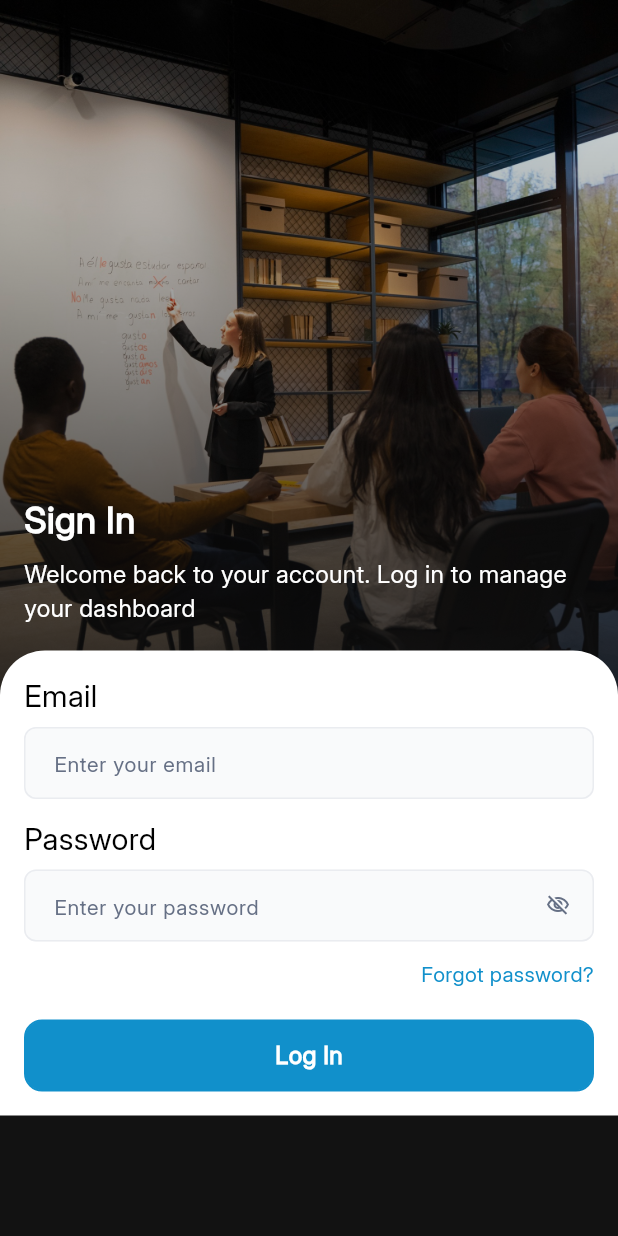
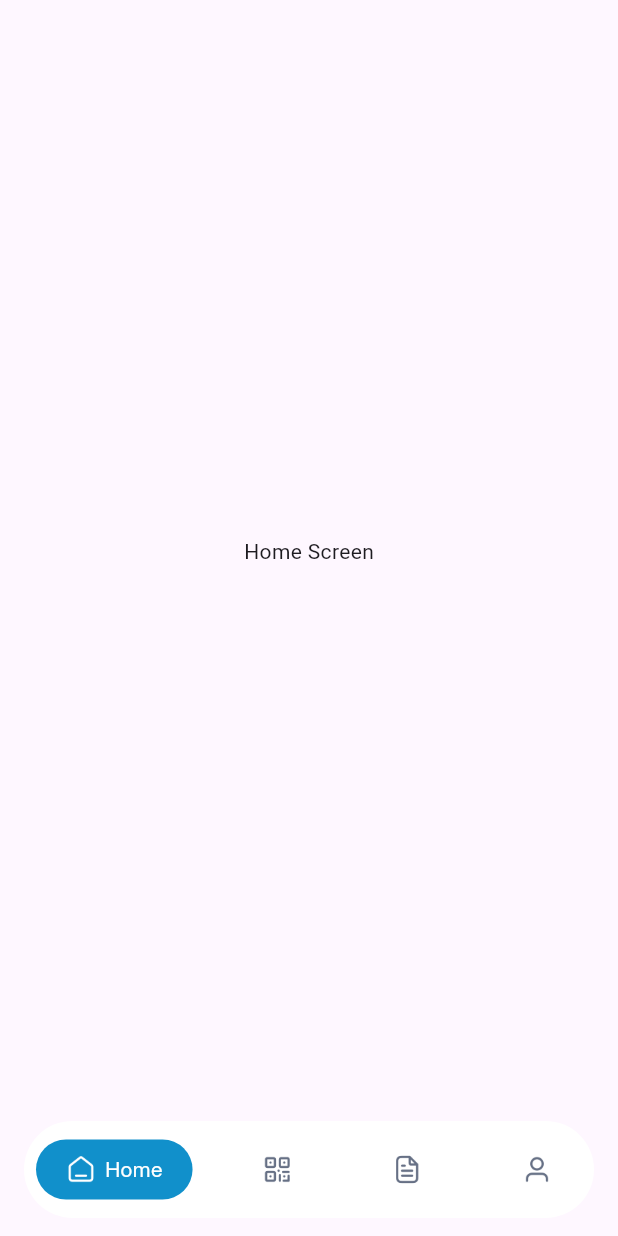
Before and after one commit to Advanturalabs/onetap, a Flutter app: the LoginScreen screen opened by its route, after a tap on "Log In", on a phone screen of 412 x 824 dp. Run offline on Flutter 3.47's test engine with Material 3 defaults, Android fonts, the phone set to English and light mode, and no system bars; drawn by our look-alikes of google_nav_bar, zoom_tap_animation; our stand-ins replace cached_network_image, get, sizer.

Commit message:
Bottom Navbar Screen

```diff
--- a/lib/app_widgets/custom_textfield.dart
+++ b/lib/app_widgets/custom_textfield.dart
@@ -87,7 +87,7 @@ class CustomTextField extends StatefulWidget {
 
 class _CustomTextFieldState extends State<CustomTextField> {
   FocusNode? _focusNode;
-  bool _hasError = false; // Track error state
+  bool _hasError = false;
 
   @override
   void initState() {
@@ -207,8 +207,8 @@ class _CustomTextFieldState extends State<CustomTextField> {
           focusedBorder: focusedBorder,
           enabledBorder: defaultBorder,
           disabledBorder: defaultBorder,
-          errorBorder: defaultBorder,         // ✅ No red border
-          focusedErrorBorder: focusedBorder,  // ✅ No red border
+          errorBorder: defaultBorder,
+          focusedErrorBorder: focusedBorder,
           hintText: widget.hintText ?? '',
           errorStyle: AppTextStyle.font12Weight400TextStyle.copyWith(
             fontSize: widget.isChangeErrorFont == true ? 8 : 12,
--- a/lib/constants/app_text_style.dart
+++ b/lib/constants/app_text_style.dart
@@ -20,7 +20,7 @@ class AppTextStyle {
 
 
   static TextStyle font24Weight700TextStyle = const TextStyle(
-    fontFamily: fontFamily,
+    fontFamily: fontFamilyBold,
     fontSize: 24,
     fontWeight: FontWeight.w700,
   );
--- a/lib/controller/lazy_controller.dart
+++ b/lib/controller/lazy_controller.dart
@@ -1,6 +1,7 @@
 import 'package:get/get.dart';
 
 import '../views/auth/controller/auth_controller.dart';
+import '../views/bottom_nav_bar/controller/bottom_nav_controller.dart';
 import '../views/splash/controller/splash_controller.dart';
 
 
@@ -12,6 +13,7 @@ class LazyController extends Bindings{
 
     Get.put(SplashController());
     Get.put(AuthController());
+    Get.put(BottomNavController());
 
 
   }
--- a/lib/routes/app_pages.dart
+++ b/lib/routes/app_pages.dart
@@ -2,6 +2,7 @@ import 'package:get/get.dart';
 import '../views/auth/screen/forgot_Password_screen.dart';
 import '../views/auth/screen/login_screen.dart';
 import '../views/auth/screen/reset_password_screen.dart';
+import '../views/bottom_nav_bar/screen/bottom_nav_screen.dart';
 import '../views/onboarding/screen/onboarding_screen.dart';
 import '../views/splash/screen/splash_screen.dart';
 import 'app_routes.dart';
@@ -13,6 +14,7 @@ class AppPages {
     GetPage(name: AppRoutes.loginScreen, page: () =>  LoginScreen()),
     GetPage(name: AppRoutes.forgotPasswordScreen, page: () =>  ForgotPasswordScreen()),
     GetPage(name: AppRoutes.resetPasswordScreen, page: () =>  ResetPasswordScreen()),
+    GetPage(name: AppRoutes.bottomNavScreen, page: () =>  BottomNavScreen()),
 
   ];
 }
--- a/lib/routes/app_routes.dart
+++ b/lib/routes/app_routes.dart
@@ -4,4 +4,5 @@ class AppRoutes {
    static const loginScreen = '/LoginScreen';
    static const forgotPasswordScreen = '/forgotPasswordScreen';
    static const resetPasswordScreen = '/resetPasswordScreen';
+   static const bottomNavScreen = '/bottomNavScreen';
 }
--- a/lib/views/auth/screen/login_screen.dart
+++ b/lib/views/auth/screen/login_screen.dart
@@ -129,7 +129,6 @@ class _LoginScreenState extends State<LoginScreen> {
                             validator: CustomValidator.password,
                           ),
                         ),
-
                         SizedBox(height: LayoutSpacing.heighttwelve),
                         Align(
                           alignment: Alignment.centerRight,
@@ -150,9 +149,10 @@ class _LoginScreenState extends State<LoginScreen> {
                           onTap: () {
                             print("Email : ${emailController.text}");
                             print("Password : ${passwordController.text}");
+                            Get.toNamed(AppRoutes.bottomNavScreen);
                           },
                         ),
-                        // SizedBox(height: 24,)
+                        SizedBox(height: 24)
                       ],
                     ),
                   ),
--- a/lib/views/auth/screen/reset_password_screen.dart
+++ b/lib/views/auth/screen/reset_password_screen.dart
@@ -60,7 +60,7 @@ class _ResetPasswordScreenState extends State<ResetPasswordScreen> {
                       crossAxisAlignment: CrossAxisAlignment.start,
                       children: [
                         Text(
-                          'Reset password?',
+                          'Reset password',
                           style: AppTextStyle.font24Weight700TextStyle
                               .copyWith(color: AppTheme.primaryColor),
                         ),
@@ -92,7 +92,7 @@ class _ResetPasswordScreenState extends State<ResetPasswordScreen> {
                           // Email
                           Text(
                             'New Password',
-                            style: AppTextStyle.font20Weight500TextStyle
+                            style: AppTextStyle.font14Weight400TextStyle
                                 .copyWith(color: AppTheme.blackColor),
                           ),
                           SizedBox(height: LayoutSpacing.heightSix),
@@ -100,7 +100,7 @@ class _ResetPasswordScreenState extends State<ResetPasswordScreen> {
                           Obx(
                                 () => CustomTextField(
                                   controller: newPasswordController,
-                                  hintText: 'Enter your password',
+                                  hintText: 'Enter new password',
                                   isObscure:
                                   authController.obscureNewPassword.value,
                                   suffixIcon: IconButton(
@@ -120,7 +120,7 @@ class _ResetPasswordScreenState extends State<ResetPasswordScreen> {
                           SizedBox(height: LayoutSpacing.heighttwelve),
                           Text(
                             'Confirm New Password',
-                            style: AppTextStyle.font20Weight500TextStyle
+                            style: AppTextStyle.font14Weight400TextStyle
                                 .copyWith(color: AppTheme.blackColor),
                           ),
                           SizedBox(height: LayoutSpacing.heightSix),
@@ -153,6 +153,7 @@ class _ResetPasswordScreenState extends State<ResetPasswordScreen> {
                               print("Confirm Password : ${confirmPasswordController.text}");
                             },
                           ),
+                          SizedBox(height: 24)
                         ],
                       ),
                     ),
--- /dev/null
+++ b/lib/views/bottom_nav_bar/controller/bottom_nav_controller.dart
@@ -0,0 +1,9 @@
+import 'package:get/get.dart';
+
+class BottomNavController extends GetxController {
+  RxInt selectedIndex = 0.obs;
+
+  void changeIndex(int index) {
+    selectedIndex.value = index;
+  }
+}
--- /dev/null
+++ b/lib/views/bottom_nav_bar/screen/bottom_nav_screen.dart
@@ -0,0 +1,126 @@
+import 'package:flutter/material.dart';
+import 'package:get/get.dart';
+import 'package:google_nav_bar/google_nav_bar.dart';
+import 'package:onetap/AppTheme/app_theme.dart';
+import 'package:onetap/constants/app_assets.dart';
+import 'package:onetap/constants/app_text_style.dart';
+import 'package:sizer/sizer.dart';
+import '../controller/bottom_nav_controller.dart';
+
+class BottomNavScreen extends StatelessWidget {
+  BottomNavScreen({super.key});
+
+  BottomNavController bottomNavController = Get.find();
+
+  final List<Widget> pages = const [
+    Center(child: Text('Home Screen')),
+    Center(child: Text('Events Screen')),
+    Center(child: Text('Saved Screen')),
+    Center(child: Text('Profile Screen')),
+  ];
+
+  @override
+  Widget build(BuildContext context) {
+    return Obx(() {
+      return PopScope(
+        canPop: false,
+        onPopInvoked: (bool didPop) async {
+          if (didPop) return;
+          if (bottomNavController.selectedIndex.value == 0) {
+            // SystemNavigator.pop();
+          } else {
+            bottomNavController.changeIndex(0);
+          }
+        },
+        child: Scaffold(
+          body: pages[bottomNavController.selectedIndex.value],
+          bottomNavigationBar: Container(
+            decoration: BoxDecoration(
+              color: AppTheme.primaryColor,
+              borderRadius: BorderRadius.circular(75),
+            ),
+            margin: EdgeInsets.symmetric(
+              horizontal: 16,
+              vertical: 12,
+            ),
+            padding: EdgeInsets.symmetric(
+              horizontal: 8,
+              vertical: 1.5.h,
+            ),
+            child: GNav(
+              selectedIndex: bottomNavController.selectedIndex.value,
+              onTabChange: (index) => bottomNavController.changeIndex(index),
+
+              // Active tab styling
+              activeColor: AppTheme.primaryColor,
+              tabBackgroundColor: AppTheme.secondaryColor,
+
+              color: AppTheme.greyColor,
+              tabBorderRadius: 44,
+              gap: 6,
+              padding: EdgeInsets.symmetric(horizontal: 20, vertical: 10),
+              textStyle: AppTextStyle.font14Weight500TextStyle.copyWith(color: AppTheme.primaryColor),
+
+              // iconSize: 40,
+
+              tabs: [
+                GButton(
+                  icon: Icons.home,
+                  leading: Image.asset(
+                    AppAssets.home_icon,
+                    width: 20,
+                    height: 20,
+                    color: bottomNavController.selectedIndex.value == 0
+                        ? AppTheme.primaryColor
+                        : AppTheme.greyColor,
+                  ),
+                  text: 'Home',
+                ),
+
+                GButton(
+                  icon: Icons.grid_view_outlined,
+                  leading: Image.asset(
+                    AppAssets.qr_icon,
+                    width: 20,
+                    height: 20,
+                    color: bottomNavController.selectedIndex.value == 1
+                        ? AppTheme.primaryColor
+                        : AppTheme.greyColor,
+                  ),
+                  text: 'Events',
+                ),
+
+                GButton(
+                  icon: Icons.description_outlined,
+                  leading: Image.asset(
+                    AppAssets.training_icon,
+                    width: 20,
+                    height: 20,
+                    color: bottomNavController.selectedIndex.value == 2
+                        ? AppTheme.primaryColor
+                        : AppTheme.greyColor,
+                  ),
+                  text: 'Training',
+                ),
+
+                GButton(
+                  icon: Icons.person_outline,
+                  leading: Image.asset(
+                    AppAssets.user_icon,
+                    width: 20,
+                    height: 20,
+                    color: bottomNavController.selectedIndex.value == 3
+                        ? AppTheme.primaryColor
+                        : AppTheme.greyColor,
+                  ),
+                  text: 'Profile',
+                ),
+              ],
+
+            ),
+          ),
+        ),
+      );
+    });
+  }
+}
--- a/pubspec.yaml
+++ b/pubspec.yaml
@@ -35,7 +35,7 @@ dependencies:
   zoom_tap_animation: ^1.1.0
   cached_network_image: ^3.4.1
   cupertino_icons: ^1.0.8
-
+  google_nav_bar: ^5.0.7
 
 
 
```
Also changed, not shown: pubspec.lock.
